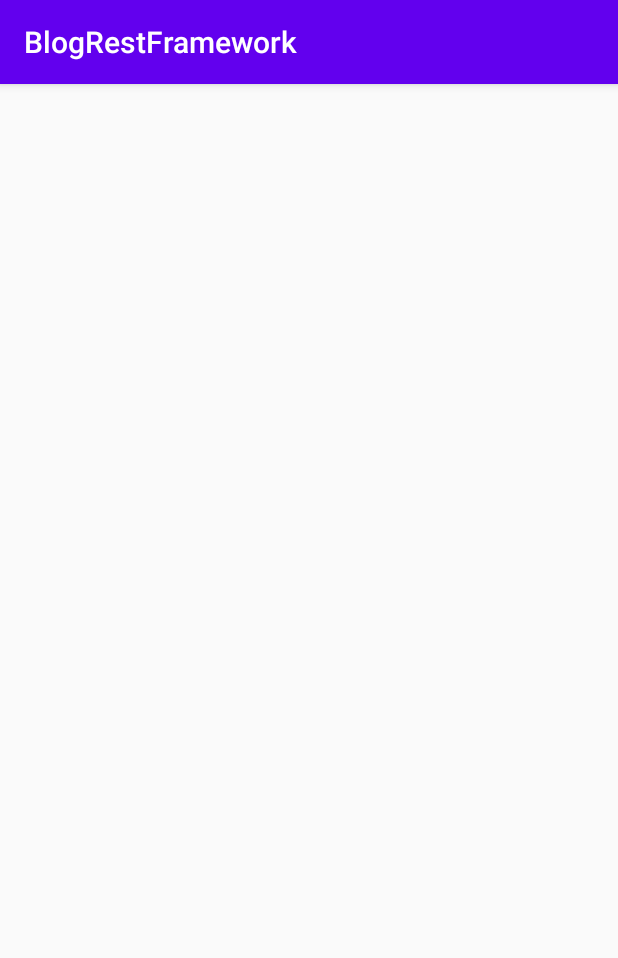
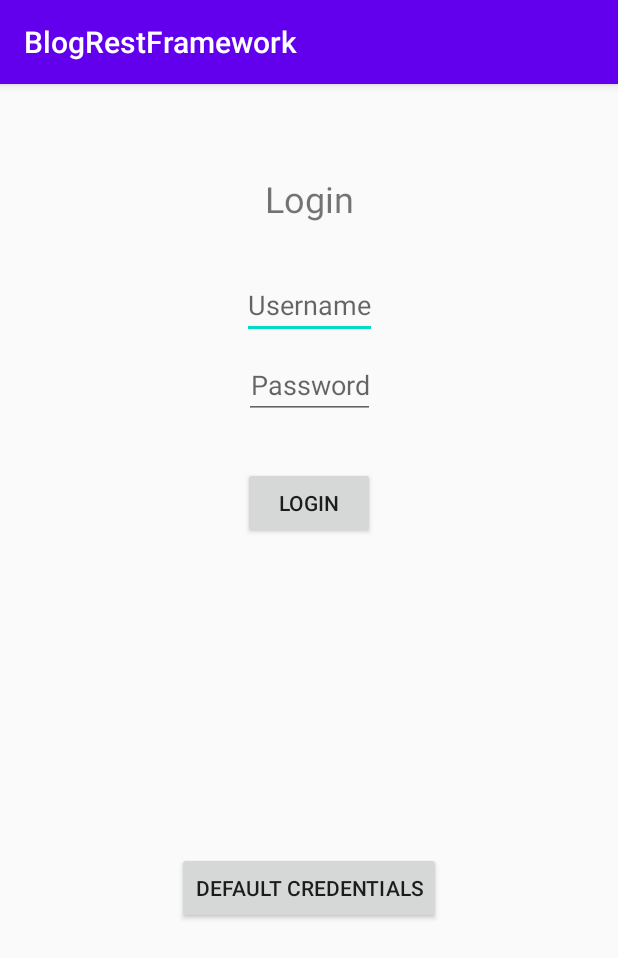
Before and after one commit to kaiott/android-blog, an Android app: the screen it shows after launch (MainActivity before the commit, LoginActivity after it), on a phone screen of 412 x 824 dp. Shown: the top 958 px of the screen. Run offline under Robolectric (Android 15) with nearby library versions, the phone set to English and light mode, and no system bars; our stand-ins replace Volley.

Commit message:
make login page and login work

```diff
--- /dev/null
+++ b/app/src/main/res/layout/activity_login.xml
@@ -0,0 +1,66 @@
+<?xml version="1.0" encoding="utf-8"?>
+<androidx.constraintlayout.widget.ConstraintLayout xmlns:android="http://schemas.android.com/apk/res/android"
+    xmlns:app="http://schemas.android.com/apk/res-auto"
+    xmlns:tools="http://schemas.android.com/tools"
+    android:layout_width="match_parent"
+    android:layout_height="match_parent"
+    tools:context=".LoginActivity">
+
+    <TextView
+        android:id="@+id/textView"
+        android:layout_width="wrap_content"
+        android:layout_height="wrap_content"
+        android:layout_marginTop="60dp"
+        android:text="Login"
+        android:textColorHighlight="@color/colorPrimaryDark"
+        android:textSize="24sp"
+        app:layout_constraintEnd_toEndOf="parent"
+        app:layout_constraintStart_toStartOf="parent"
+        app:layout_constraintTop_toTopOf="parent" />
+
+    <EditText
+        android:id="@+id/usernameText"
+        android:layout_width="wrap_content"
+        android:layout_height="wrap_content"
+        android:layout_marginTop="32dp"
+        android:gravity="center_horizontal"
+        android:hint="Username"
+        app:layout_constraintEnd_toEndOf="parent"
+        app:layout_constraintStart_toStartOf="parent"
+        app:layout_constraintTop_toBottomOf="@+id/textView" />
+
+    <EditText
+        android:id="@+id/passwordText"
+        android:layout_width="wrap_content"
+        android:layout_height="wrap_content"
+        android:layout_marginTop="8dp"
+        android:gravity="center_horizontal"
+        android:hint="Password"
+        android:inputType="textPassword"
+        app:layout_constraintEnd_toEndOf="parent"
+        app:layout_constraintStart_toStartOf="parent"
+        app:layout_constraintTop_toBottomOf="@+id/usernameText" />
+
+    <Button
+        android:id="@+id/button"
+        android:layout_width="wrap_content"
+        android:layout_height="wrap_content"
+        android:layout_marginTop="32dp"
+        android:onClick="login"
+        android:text="Login"
+        app:layout_constraintEnd_toEndOf="parent"
+        app:layout_constraintStart_toStartOf="parent"
+        app:layout_constraintTop_toBottomOf="@+id/passwordText" />
+
+    <Button
+        android:id="@+id/button2"
+        android:layout_width="wrap_content"
+        android:layout_height="48dp"
+        android:onClick="useDefaultCredentials"
+        android:text="Default Credentials"
+        app:layout_constraintBottom_toBottomOf="parent"
+        app:layout_constraintEnd_toEndOf="parent"
+        app:layout_constraintStart_toStartOf="parent"
+        app:layout_constraintTop_toBottomOf="@+id/button" />
+
+</androidx.constraintlayout.widget.ConstraintLayout>
```
Also changed, not shown: app/src/main/AndroidManifest.xml (+9 -7 lines), app/src/main/java/com/example/blogrestframework/LoginActivity.java (added, +89 -0 lines), app/src/main/java/com/example/blogrestframework/MainActivity.java (+39 -2 lines).
